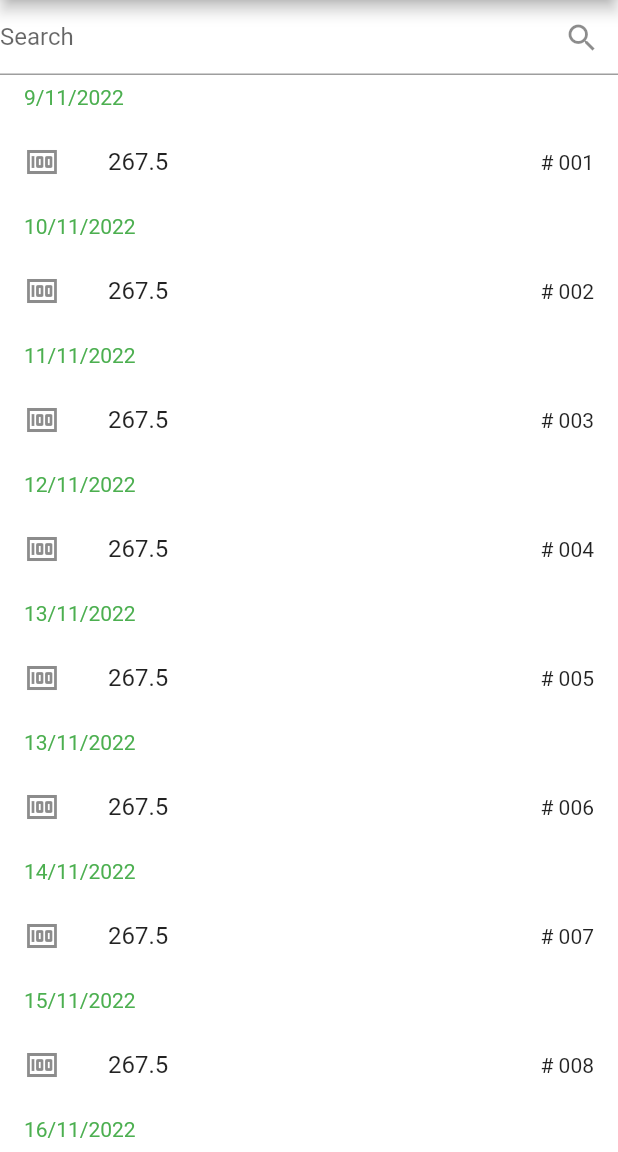
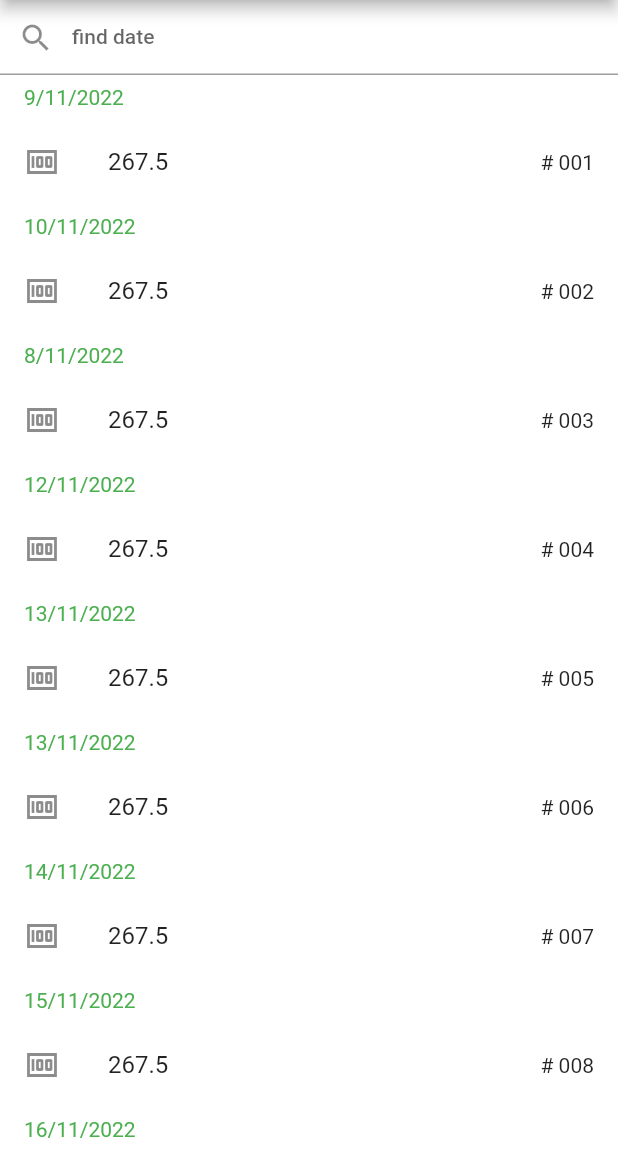
Before and after one commit to taeholiday/responsive_ui_pos_app, a Flutter app: the SaleMobileLayout screen opened directly, in the side drawer, after a tap on "receipt", on a phone screen of 412 x 824 dp, the part 84-1236 px from its top. Run offline on Flutter 3.47's test engine with Material 2 defaults, Android fonts, the phone set to English and light mode, and no system bars; drawn by our look-alikes of sticky_headers; our stand-ins replace intro_slider.

Commit message:
commit ui receipt page not done

```diff
--- a/assets/mok_data/receipt_data.json
+++ b/assets/mok_data/receipt_data.json
@@ -49,7 +49,7 @@
         {
             "receiptId": "003",
             "employeeName": "anukul",
-            "orderDate": "11/11/2022",
+            "orderDate": "8/11/2022",
             "productDetail": [
                 {
                     "productId": 1,
@@ -233,7 +233,7 @@
         {
             "receiptId": "0011",
             "employeeName": "anukul",
-            "orderDate": "20/11/2022",
+            "orderDate": "25/11/2022",
             "productDetail": [
                 {
                     "productId": 1,
--- a/lang/en.json
+++ b/lang/en.json
@@ -17,5 +17,7 @@
     "acceptThePOSApplication": "I accept the POS Application Terms of Use and have read and accepted the Privacy Policy",
     "youDon'tHaveAWebBrowser": "You don't have a web browser",
     "charge": "charge",
-    "ticket": "ticket"
+    "ticket": "ticket",
+    "findDate": "find date",
+    "noInformationFound": "no information found"
 }
--- a/lang/th.json
+++ b/lang/th.json
@@ -17,5 +17,7 @@
     "acceptThePOSApplication": "ฉันยอมรับ ข้อกำหนดการใช้งานของ POS Application และได้อ่านและยอมรับนโยบายความเป็นส่วนตัว แล้ว",
     "youDon'tHaveAWebBrowser": "คุณไม่มีเว็บบราวเซอร์",
     "charge": "ชำระเงิน",
-    "ticket": "ตั๋วออเดอร์"
+    "ticket": "ตั๋วออเดอร์",
+    "findDate": "ค้นหาวันที่",
+    "noInformationFound": "ไม่พบข้อมูล"
 }
--- a/lib/screens/landing_page/landing_page.dart
+++ b/lib/screens/landing_page/landing_page.dart
@@ -1,5 +1,4 @@
 import 'package:flutter/material.dart';
-import 'package:test_responsive_ui/app_localization.dart';
 import 'package:test_responsive_ui/screens/landing_page/landing_page_mobile_layout.dart';
 import 'package:test_responsive_ui/screens/landing_page/landing_page_tablet_layout.dart';
 import 'package:test_responsive_ui/screens/login_page/login_page.dart';
--- a/lib/screens/receipt_page/receipt_mobile_layout.dart
+++ b/lib/screens/receipt_page/receipt_mobile_layout.dart
@@ -2,16 +2,16 @@ import 'package:flutter/material.dart';
 import 'package:sticky_headers/sticky_headers.dart';
 import 'package:test_responsive_ui/app_localization.dart';
 import 'package:test_responsive_ui/models/receipt_model/receipt_model.dart';
+import 'package:test_responsive_ui/screens/receipt_page/receipt_detail_page.dart';
 import 'package:test_responsive_ui/shared_components/drawer_components/drawer_component.dart';
 
 class ReceiptMobileLayout extends StatelessWidget {
-  final ReceiptModel receiptModel;
+  final List<Data> receiptData;
   final bool isLoodStatus;
   final Function runFilter;
   const ReceiptMobileLayout({
     super.key,
-    required this.receiptModel,
-    required,
+    required this.receiptData,
     required this.isLoodStatus,
     required this.runFilter,
   });
@@ -31,9 +31,18 @@ class ReceiptMobileLayout extends StatelessWidget {
               height: 50.0,
               color: Colors.white,
               child: TextField(
+                style: Theme.of(context).textTheme.bodyText1,
                 onChanged: (value) => runFilter(value),
-                decoration: const InputDecoration(
-                    labelText: 'Search', suffixIcon: Icon(Icons.search)),
+                decoration: InputDecoration(
+                    enabledBorder: const UnderlineInputBorder(
+                      borderSide: BorderSide(color: Colors.grey),
+                    ),
+                    focusedBorder: const UnderlineInputBorder(
+                      borderSide: BorderSide(color: Colors.green),
+                    ),
+                    labelText:
+                        AppLocalizations.of(context)!.translate("findDate"),
+                    prefixIcon: const Icon(Icons.search)),
               ),
             ),
             isLoodStatus != true
@@ -41,8 +50,9 @@ class ReceiptMobileLayout extends StatelessWidget {
                     child: CircularProgressIndicator(),
                   )
                 : Expanded(
-                    child: ListView.builder(
-                      itemCount: receiptModel.data!.length,
+                    child: receiptData.isNotEmpty
+                        ? ListView.builder(
+                            itemCount: receiptData.length,
                             itemBuilder: (BuildContext context, int index) {
                               return StickyHeader(
                                 header: Column(
@@ -54,9 +64,9 @@ class ReceiptMobileLayout extends StatelessWidget {
                                           horizontal: 16.0),
                                       alignment: Alignment.centerLeft,
                                       child: Text(
-                                  receiptModel.data![index].orderDate
-                                      .toString(),
-                                  style: const TextStyle(color: Colors.green),
+                                        receiptData[index].orderDate.toString(),
+                                        style: const TextStyle(
+                                            color: Colors.green),
                                       ),
                                     ),
                                   ],
@@ -64,19 +74,29 @@ class ReceiptMobileLayout extends StatelessWidget {
                                 content: Column(
                                   children: [
                                     ListTile(
+                                      onTap: () {
+                                        Navigator.push(
+                                          context,
+                                          PageRouteBuilder(
+                                              pageBuilder: (_, __, ___) =>
+                                                  const ReceiptDetailPage()),
+                                        );
+                                      },
                                       leading: const Icon(Icons.money),
                                       title: Text(
-                                  receiptModel.data![index].sumTotal.toString(),
+                                        receiptData[index].sumTotal.toString(),
                                       ),
                                       trailing: Text(
-                                  "# ${receiptModel.data![index].receiptId.toString()}",
+                                        "# ${receiptData[index].receiptId.toString()}",
                                       ),
                                     ),
                                   ],
                                 ),
                               );
                             },
-                    ),
+                          )
+                        : Text(AppLocalizations.of(context)!
+                            .translate("noInformationFound")),
                   )
           ],
         ));
--- a/lib/screens/receipt_page/receipt_page.dart
+++ b/lib/screens/receipt_page/receipt_page.dart
@@ -15,6 +15,7 @@ class ReceiptPage extends StatefulWidget {
 class _ReceiptPageState extends State<ReceiptPage> {
   ReceiptModel receiptModel = ReceiptModel();
   bool isLoodStatus = false;
+  List<Data>? receiptData = [];
 
   @override
   void initState() {
@@ -30,11 +31,11 @@ class _ReceiptPageState extends State<ReceiptPage> {
         isLoodStatus = true;
       });
     }
+    receiptData = receiptModel.data;
   }
 
   void _runFilter(String enteredKeyword) {
     List<Data>? results = [];
-
     if (enteredKeyword.isEmpty) {
       // if the search field is empty or only contains white-space, we'll display all users
       results = receiptModel.data;
@@ -51,7 +52,7 @@ class _ReceiptPageState extends State<ReceiptPage> {
 
     // Refresh the UI
     setState(() {
-      receiptModel.data = results;
+      receiptData = results;
     });
   }
 
@@ -59,10 +60,14 @@ class _ReceiptPageState extends State<ReceiptPage> {
   Widget build(BuildContext context) {
     return ResponsiveLayout(
         mobileBody: ReceiptMobileLayout(
-          receiptModel: receiptModel,
+          receiptData: receiptData!,
           isLoodStatus: isLoodStatus,
           runFilter: _runFilter,
         ),
-        tabletBody: ReceiptTabletLayout());
+        tabletBody: ReceiptTabletLayout(
+          receiptData: receiptData!,
+          isLoodStatus: isLoodStatus,
+          runFilter: _runFilter,
+        ));
   }
 }
```
Also changed, not shown: lib/screens/receipt_page/receipt_detail_page.dart (added, +159 -0 lines), lib/screens/receipt_page/receipt_tablet_layout.dart (+34 -6 lines). Lines whose indentation alone changed are shown as unchanged.
